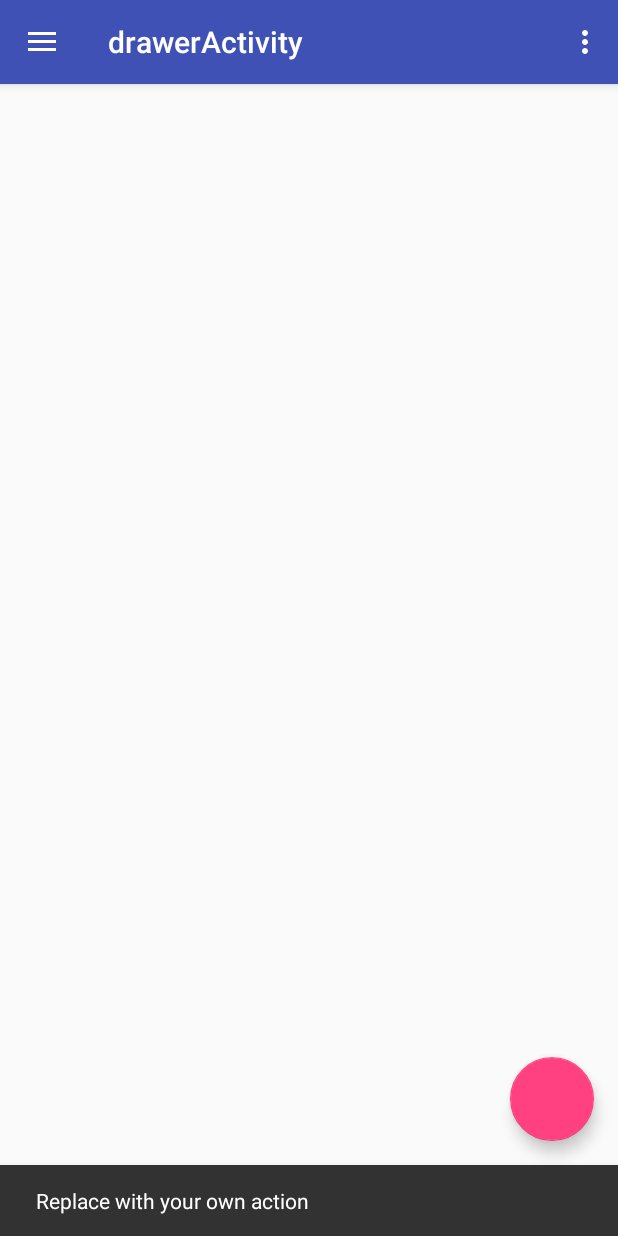
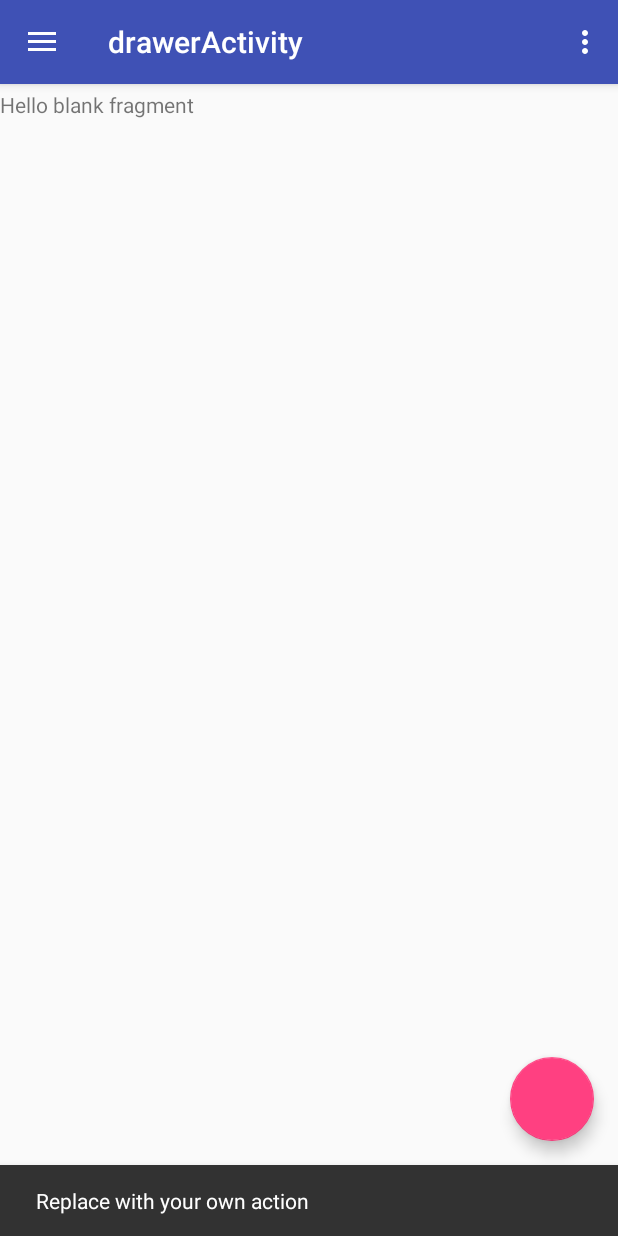
Before and after one commit to alexct33/FilmsAdmin, an Android app: the screen it shows after launch (DrawerActivity), after a tap on an icon or button, on a phone screen of 412 x 824 dp. Run offline under Robolectric (Android 15) with nearby library versions, the phone set to English and light mode, and no system bars.

Commit message:
fragment working

```diff
--- a/app/src/main/java/com/example/pr_idi/mydatabaseexample/DrawerActivity.java
+++ b/app/src/main/java/com/example/pr_idi/mydatabaseexample/DrawerActivity.java
@@ -24,6 +24,11 @@ public class DrawerActivity extends AppCompatActivity
         setContentView(R.layout.activity_drawer);
         Toolbar toolbar = (Toolbar) findViewById(R.id.toolbar);
         setSupportActionBar(toolbar);
+
+        TitleFilterActivity fragment = new TitleFilterActivity();
+        FragmentTransaction fragmentTransaction = getSupportFragmentManager().beginTransaction();
+        fragmentTransaction.replace(R.id.fragment_container, fragment);
+        fragmentTransaction.commit();
 
         FloatingActionButton fab = (FloatingActionButton) findViewById(R.id.fab);
         fab.setOnClickListener(new View.OnClickListener() {
@@ -83,10 +88,10 @@ public class DrawerActivity extends AppCompatActivity
         int id = item.getItemId();
 
         if (id == R.id.TitleFilter) {
-            TitleFilterActivity fragment = new TitleFilterActivity();
+           /* TitleFilterActivity fragment = new TitleFilterActivity();
             FragmentTransaction fragmentTransaction = getSupportFragmentManager().beginTransaction();
             fragmentTransaction.replace(R.id.content_drawer, fragment);
-            fragmentTransaction.commit();
+            fragmentTransaction.commit();*/
         } else if (id == R.id.nav_gallery) {
 
         } else if (id == R.id.nav_slideshow) {
--- a/app/src/main/res/layout/app_bar_drawer.xml
+++ b/app/src/main/res/layout/app_bar_drawer.xml
@@ -32,6 +32,7 @@
     <FrameLayout
         android:layout_width="match_parent"
         android:layout_height="match_parent"
+        android:layout_marginTop="60dp"
         android:id="@+id/fragment_container">
     </FrameLayout>
 
```
